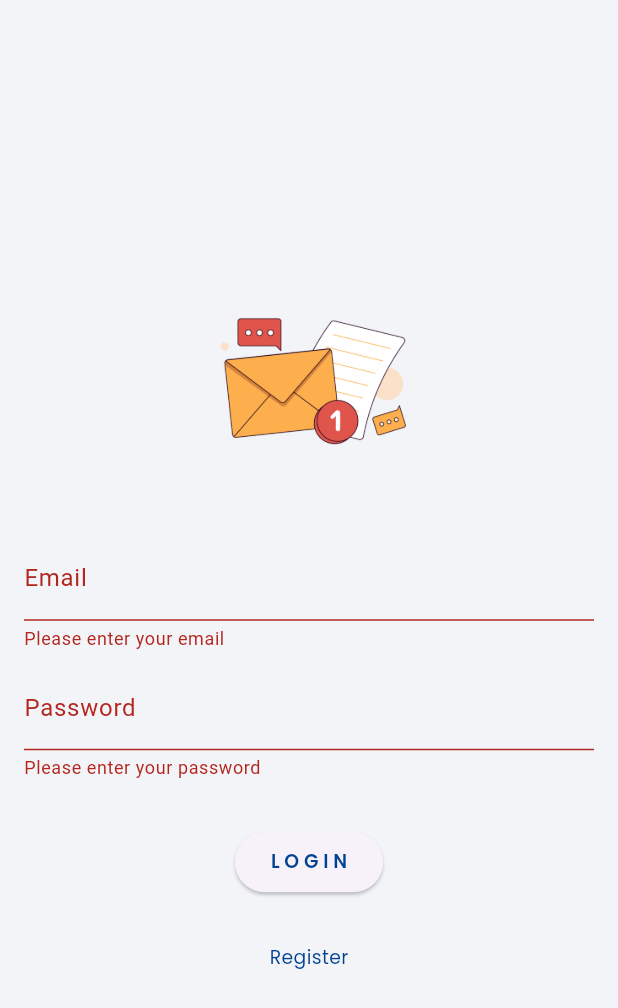
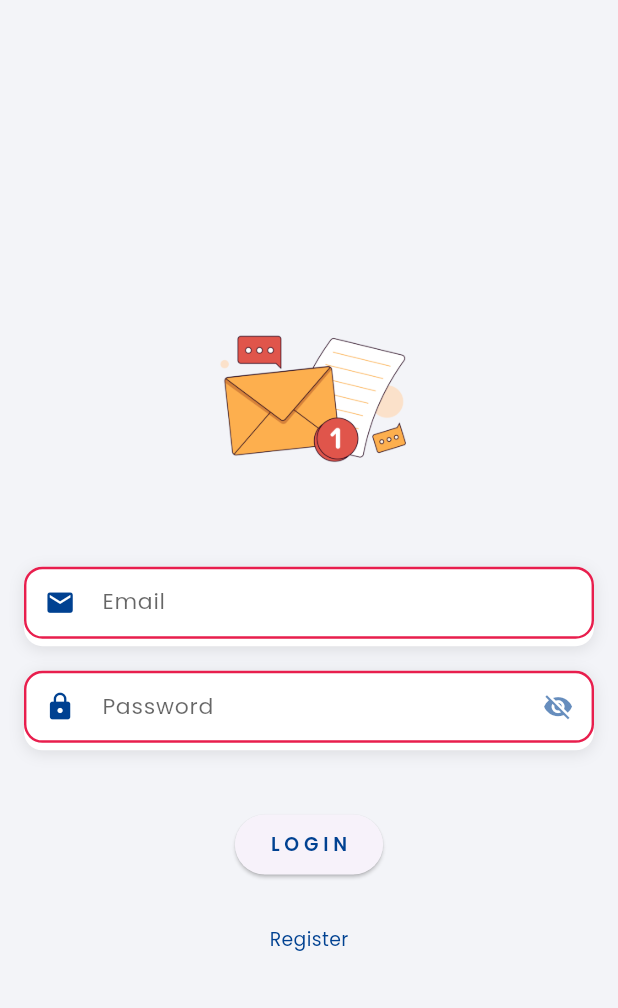
Before and after one commit to Ariful2016/recipe-flutter, a Flutter app: the RegisterScreen screen opened by its route, after a tap on "R E G I S T E R", after a tap on "Login", after a tap on "L O G I N", on a phone screen of 412 x 824 dp. Shown: the top 1008 px of the screen. Run offline on Flutter 3.47's test engine with Material 3 defaults, Android fonts, the phone set to English and light mode, and no system bars; our stand-ins replace cloud_firestore, concentric_transition, firebase_analytics, firebase_auth, firebase_core, firebase_crashlytics and 8 more; accounts and stored records are empty; generated files the repository leaves out were written again.

Commit message:
implement custom text field

```diff
--- a/lib/core/constants/constants.dart
+++ b/lib/core/constants/constants.dart
@@ -32,3 +32,37 @@ String deviceInfo = "";
 String secureId = "";
 
 String url = 'https://www.shakti.org.bd/';
+final emailRegex = RegExp(r'^[^@]+@[^@]+\.[^@]+');
+final passwordRegex = RegExp(
+  r'^(?=.*[A-Z])(?=.*[a-z])(?=.*[0-9])(?=.*[!@#$%^&*(),.?":{}|<>]).{6,}$',
+);
+
+
+//name input text
+final nameLevelText = 'Name';
+final nameHintText = 'Enter your name';
+final nameEmptyText = 'Please enter your name';
+final nameLimitText = 'Please enter your name within 100 characters';
+
+//email input text
+final emailLevelText = 'Email';
+final emailHintText = 'Enter your email';
+final emailEmptyText = 'Please enter your email';
+final emailNotMatchedText = 'Please enter a valid email';
+
+//password input text
+final passwordLevelText = 'Password';
+final passwordHintText = 'Enter your password';
+final passwordEmptyText = 'Please enter your password';
+final passwordNotMatchedText = 'Password must be at least 6 characters, with one uppercase, one lowercase, one digit, and one special character';
+
+//contact input text
+final contactLevelText = 'Contact No';
+final contactHintText = 'Enter your contact No';
+final contactEmptyText = 'Please enter your contact No';
+final contactNotMatchedText = 'Please enter a valid contact No';
+
+//address input text
+final addressLevelText = 'Address';
+final addressHintText = 'Enter your address';
+final addressEmptyText = 'Please enter your address';
--- a/lib/screens/login/login_screen.dart
+++ b/lib/screens/login/login_screen.dart
@@ -5,17 +5,30 @@ import 'package:go_router/go_router.dart';
 import 'package:recipe_flutter/core/app_style.dart';
 import 'package:recipe_flutter/core/constants/constants.dart';
 import 'package:recipe_flutter/viewmodels/auth/login_viewmodel.dart';
+import 'package:recipe_flutter/widgets/edit_text/custom_text_field.dart';
 import 'package:recipe_flutter/widgets/reusable_text.dart';
 
-class LoginScreen extends ConsumerWidget {
-  LoginScreen({super.key});
+class LoginScreen extends ConsumerStatefulWidget {
+  const LoginScreen({super.key});
 
+  @override
+  ConsumerState<LoginScreen> createState() => _LoginScreenState();
+}
+
+class _LoginScreenState extends ConsumerState<LoginScreen> {
   final _formKey = GlobalKey<FormState>();
   final _emailController = TextEditingController();
   final _passwordController = TextEditingController();
 
   @override
-  Widget build(BuildContext context, WidgetRef ref) {
+  void dispose() {
+    _emailController.dispose();
+    _passwordController.dispose();
+    super.dispose();
+  }
+
+  @override
+  Widget build(BuildContext context) {
     final loginState = ref.watch(loginProvider);
 
     ref.listen(loginProvider, (previous, next) {
@@ -51,33 +64,44 @@ class LoginScreen extends ConsumerWidget {
                   width: 150.w,
                   height: 150.w,
                 ),
-                SizedBox(
-                  height: 20.h,
-                ),
+                SizedBox(height: 20.h),
                 Form(
                   key: _formKey,
                   child: Column(
                     children: [
-                        TextFormField(
+                      CustomTextField(
                         controller: _emailController,
-                          decoration: const InputDecoration(labelText: 'Email'),
-                          validator: (value) =>
-                              value!.isEmpty ? 'Please enter your email' : null,
+                        labelText: emailLevelText,
+                        hintText: emailHintText,
+                        icon: Icons.email,
+                        keyboardType: TextInputType.emailAddress,
+                        validator: (value) {
+                          if (value == null || value.isEmpty) {
+                            return emailEmptyText;
+                          }
+                          if (!emailRegex.hasMatch(value)) {
+                            return emailNotMatchedText;
+                          }
+                          return null;
+                        },
                       ),
-                        SizedBox(
-                          height: 10.h,
+                      CustomTextField(
+                        controller: _passwordController,
+                        labelText: passwordLevelText,
+                        hintText: passwordHintText,
+                        icon: Icons.lock,
+                        isPassword: true,
+                        validator: (value) {
+                          if (value == null || value.isEmpty) {
+                            return passwordEmptyText;
+                          }
+                          if (!passwordRegex.hasMatch(value)) {
+                            return passwordNotMatchedText;
+                          }
+                          return null;
+                        },
                       ),
-                        TextFormField(
-                          controller: _passwordController,
-                          decoration:
-                              const InputDecoration(labelText: 'Password'),
-                          validator: (value) => value!.isEmpty
-                              ? 'Please enter your password'
-                              : null,
-                        ),
-                        SizedBox(
-                          height: 30.h,
-                        ),
+                      SizedBox(height: 30.h),
                       if (loginState.isLoading)
                         const CircularProgressIndicator()
                       else
@@ -86,29 +110,31 @@ class LoginScreen extends ConsumerWidget {
                             if (_formKey.currentState!.validate()) {
                               ref.read(loginProvider.notifier).login(
                                 email: _emailController.text,
-                                      password: _passwordController.text);
+                                password: _passwordController.text,
+                              );
                             }
                           },
                           child: ReusableText(
                             text: 'L O G I N',
-                                  style: appStyle(
-                                      12.sp, kPrimary, FontWeight.w600))),
+                            style: appStyle(12.sp, kPrimary, FontWeight.w600),
+                          ),
+                        ),
                       if (loginState.error != null)
                         ReusableText(
                           text: loginState.error.toString(),
-                              style: appStyle(12.sp, kRed, FontWeight.w400)),
-                        SizedBox(
-                          height: 30.h,
+                          style: appStyle(12.sp, kRed, FontWeight.w400),
                         ),
+                      SizedBox(height: 30.h),
                       GestureDetector(
                         onTap: () => context.pushReplacementNamed('register'),
                         child: ReusableText(
                           text: 'Register',
-                              style:
-                                  appStyle(12.sp, kPrimary, FontWeight.w400)),
-                        )
+                          style: appStyle(12.sp, kPrimary, FontWeight.w400),
+                        ),
+                      ),
                     ],
-                    ))
+                  ),
+                ),
               ],
             ),
           ),
@@ -116,4 +142,5 @@ class LoginScreen extends ConsumerWidget {
       ),
     );
   }
+
 }
--- a/lib/screens/register/register_screen.dart
+++ b/lib/screens/register/register_screen.dart
@@ -7,8 +7,18 @@ import 'package:recipe_flutter/core/constants/constants.dart';
 import 'package:recipe_flutter/viewmodels/auth/register_viewmodel.dart';
 import 'package:recipe_flutter/widgets/reusable_text.dart';
 
-class RegisterScreen extends ConsumerWidget {
-  RegisterScreen({super.key});
+import '../../util/validation.dart';
+import '../../widgets/edit_text/custom_text_field.dart';
+
+class RegisterScreen extends ConsumerStatefulWidget {
+  const RegisterScreen({super.key});
+
+  @override
+  ConsumerState<ConsumerStatefulWidget> createState() => _RegisterScreenState();
+}
+
+class _RegisterScreenState extends ConsumerState<RegisterScreen>{
+
 
   final _formKey = GlobalKey<FormState>();
   final _nameController = TextEditingController();
@@ -18,7 +28,17 @@ class RegisterScreen extends ConsumerWidget {
   final _addressController = TextEditingController();
 
   @override
-  Widget build(BuildContext context, WidgetRef ref) {
+  void dispose() {
+    _nameController.dispose();
+    _emailController.dispose();
+    _passwordController.dispose();
+    _contactController.dispose();
+    _addressController.dispose();
+    super.dispose();
+  }
+
+  @override
+  Widget build(BuildContext context) {
     final registerState = ref.watch(registerProvider);
 
     ref.listen(registerProvider, (previous, next){
@@ -59,39 +79,73 @@ class RegisterScreen extends ConsumerWidget {
                     key: _formKey,
                     child: Column(
                       children: [
-                        TextFormField(
-                          controller: _nameController,
-                          decoration: const InputDecoration(labelText: 'Name'),
-                          validator: (value) =>
-                          value!.isEmpty ? 'Please enter your name' : null,
+                      CustomTextField(
+                      controller: _nameController,
+                      labelText: nameLevelText,
+                      hintText: nameHintText,
+                      icon: Icons.person,
+                      validator: (value) {
+                        if (value == null || value.isEmpty) {
+                          return nameEmptyText;
+                        }
+                        if (value.length > 100) {
+                          return nameLevelText;
+                        }
+                        return null;
+                      },
+                    ),
+                        CustomTextField(
+                          controller: _emailController,
+                          labelText: emailLevelText,
+                          hintText: emailHintText,
+                          icon: Icons.email,
+                          keyboardType: TextInputType.emailAddress,
+                          validator: (value) {
+                            if (value == null || value.isEmpty) {
+                              return emailEmptyText;
+                            }
+                            if (!emailRegex.hasMatch(value)) {
+                              return emailNotMatchedText;
+                            }
+                            return null;
+                          },
                         ),
-                        SizedBox(height: 10.h,),
-                        TextFormField(
-                          controller: _emailController,
-                          decoration: const InputDecoration(labelText: 'Email'),
-                          validator: (value) =>
-                          value!.isEmpty ? 'Please enter your email' : null,
+                        CustomTextField(
+                          controller: _passwordController,
+                          labelText: passwordLevelText,
+                          hintText: passwordHintText,
+                          icon: Icons.lock,
+                          isPassword: true,
+                          validator: (value) {
+                            if (value == null || value.isEmpty) {
+                              return passwordEmptyText;
+                            }
+                            if (!passwordRegex.hasMatch(value)) {
+                              return passwordNotMatchedText;
+                            }
+                            return null;
+                          },
                         ),
-                        TextFormField(
-                          controller: _passwordController,
-                          decoration: const InputDecoration(labelText: 'Password'),
-                          validator: (value) =>
-                          value!.isEmpty ? 'Please enter your password' : null,
+                        CustomTextField(
+                          controller: _contactController,
+                          labelText: contactLevelText,
+                          hintText: contactHintText,
+                          icon: Icons.phone,
+                          keyboardType: TextInputType.number,
+                          validator: (value) => validateContactNo(value)
                         ),
-                        SizedBox(height: 10.h,),
-                        SizedBox(height: 10.h,),
-                        TextFormField(
-                          controller: _contactController,
-                          decoration: const InputDecoration(labelText: 'Contact No'),
-                          validator: (value) =>
-                          value!.isEmpty ? 'Please enter your contact No' : null,
-                        ),
-                        SizedBox(height: 10.h,),
-                        TextFormField(
+                        CustomTextField(
                           controller: _addressController,
-                          decoration: const InputDecoration(labelText: 'Address'),
-                          validator: (value) =>
-                          value!.isEmpty ? 'Please enter your address' : null,
+                          labelText: addressLevelText,
+                          hintText: addressHintText,
+                          icon: Icons.location_on,
+                          maxLines: 3,
+                          validator: (value) {
+                            if (value == null || value.isEmpty) {
+                              return addressEmptyText;
+                            }
+                            return null;
+                          },
                         ),
                         SizedBox(height: 30.h,),
                         if(registerState.isLoading)
--- a/lib/screens/splash/splash_screen.dart
+++ b/lib/screens/splash/splash_screen.dart
@@ -6,7 +6,6 @@ import 'package:flutter_riverpod/flutter_riverpod.dart';
 import 'package:flutter_screenutil/flutter_screenutil.dart';
 import 'package:go_router/go_router.dart';
 import 'package:shared_preferences/shared_preferences.dart';
-
 import '../../core/app_style.dart';
 import '../../core/constants/constants.dart';
 import '../../viewmodels/auth/register_viewmodel.dart';
@@ -37,8 +36,7 @@ class _SplashScreenState extends ConsumerState<SplashScreen> {
 
     try {
       _authSubscription = ref.listenManual<AsyncValue<User?>>(
-        authStateProvider,
-        (previous, next) async {
+        authStateProvider, (previous, next) async {
           if (!next.isLoading) {
             final user = next.value;
             try {
--- /dev/null
+++ b/lib/util/validation.dart
@@ -0,0 +1,21 @@
+
+
+import 'package:recipe_flutter/core/constants/constants.dart';
+
+String? validateContactNo(String? value) {
+  if (value == null || value.isEmpty) {
+    return contactHintText;
+  }
+
+  // Check for exactly 11 digits
+  if (!RegExp(r'^\d{11}$').hasMatch(value)) {
+    return contactNotMatchedText;
+  }
+
+  // Check for valid prefixes
+  if (!RegExp(r'^(013|015|016|017|018|019)\d{8}$').hasMatch(value)) {
+    return contactNotMatchedText;
+  }
+
+  return null;
+}
--- /dev/null
+++ b/lib/widgets/edit_text/custom_text_field.dart
@@ -0,0 +1,151 @@
+import 'package:flutter/material.dart';
+import 'package:flutter_screenutil/flutter_screenutil.dart';
+import 'package:recipe_flutter/core/app_style.dart';
+import 'package:recipe_flutter/core/constants/constants.dart';
+
+class CustomTextField extends StatefulWidget {
+  final TextEditingController controller;
+  final String labelText;
+  final IconData icon;
+  final bool isPassword;
+  final String? Function(String?)? validator;
+  final TextInputType keyboardType; // Changed from inputType
+  final bool enabled;
+  final int? maxLines;
+  final String? hintText;
+
+  const CustomTextField({
+    super.key,
+    required this.controller,
+    required this.labelText,
+    required this.icon,
+    this.isPassword = false,
+    this.validator,
+    this.keyboardType = TextInputType.text, // Changed from inputType
+    this.enabled = true,
+    this.maxLines = 1,
+    this.hintText,
+  });
+
+  @override
+  State<CustomTextField> createState() => _CustomTextFieldState();
+}
+
+class _CustomTextFieldState extends State<CustomTextField> {
+  bool _obscureText = true;
+  String? _errorText; // Store error message
+
+  @override
+  void initState() {
+    super.initState();
+    _obscureText = widget.isPassword;
+    // Listen to controller changes to validate in real-time
+    widget.controller.addListener(_validate);
+  }
+
+  @override
+  void dispose() {
+    widget.controller.removeListener(_validate);
+    super.dispose();
+  }
+
+  void _validate() {
+    if (widget.validator != null) {
+      final error = widget.validator!(widget.controller.text);
+      if (error != _errorText) {
+        setState(() {
+          _errorText = error;
+        });
+      }
+    }
+  }
+
+  @override
+  Widget build(BuildContext context) {
+    return Column(
+      crossAxisAlignment: CrossAxisAlignment.start,
+      children: [
+        Container(
+          margin: EdgeInsets.symmetric(vertical: 8.h),
+          decoration: BoxDecoration(
+            color: kWhite,
+            borderRadius: BorderRadius.circular(12.r),
+            boxShadow: [
+              BoxShadow(
+                color: kDark.withValues(alpha: 0.1),
+                blurRadius: 8.r,
+                offset: Offset(0, 2.h),
+              ),
+            ],
+          ),
+          child: TextFormField(
+            controller: widget.controller,
+            obscureText: widget.isPassword ? _obscureText : false,
+            validator: widget.validator,
+            keyboardType: widget.keyboardType, // Changed from inputType
+            enabled: widget.enabled,
+            maxLines: widget.maxLines,
+            style: appStyle(14.sp, kDark, FontWeight.w400),
+            decoration: InputDecoration(
+              labelText: widget.labelText,
+              hintText: widget.hintText,
+              labelStyle: appStyle(14.sp, kDark.withValues(alpha: 0.6), FontWeight.w400),
+              hintStyle: appStyle(14.sp, kDark.withValues(alpha: 0.4), FontWeight.w400),
+              prefixIcon: Icon(
+                widget.icon,
+                color: kPrimary,
+                size: 20.sp,
+              ),
+              suffixIcon: widget.isPassword
+                  ? IconButton(
+                onPressed: () {
+                  setState(() {
+                    _obscureText = !_obscureText;
+                  });
+                },
+                icon: Icon(
+                  _obscureText ? Icons.visibility_off : Icons.visibility,
+                  color: kPrimary.withValues(alpha: 0.6),
+                  size: 20.sp,
+                ),
+              ) : null,
+
+              border: OutlineInputBorder(
+                borderRadius: BorderRadius.circular(12.r),
+                borderSide: BorderSide.none,
+              ),
+              enabledBorder: OutlineInputBorder(
+                borderRadius: BorderRadius.circular(12.r),
+                borderSide: BorderSide.none,
+              ),
+              focusedBorder: OutlineInputBorder(
+                borderRadius: BorderRadius.circular(12.r),
+                borderSide: BorderSide(color: kPrimary, width: 1.5.w),
+              ),
+              errorBorder: OutlineInputBorder(
+                borderRadius: BorderRadius.circular(12.r),
+                borderSide: BorderSide(color: kRed, width: 1.5.w),
+              ),
+              focusedErrorBorder: OutlineInputBorder(
+                borderRadius: BorderRadius.circular(12.r),
+                borderSide: BorderSide(color: kRed, width: 1.5.w),
+              ),
+              contentPadding: EdgeInsets.symmetric(vertical: 12.h, horizontal: 16.w),
+              errorStyle: TextStyle(height: 0, fontSize: 0), // Hide built-in error text
+            ),
+          ),
+        ),
+        if (_errorText != null)
+          Padding(
+            padding: EdgeInsets.only(left: 16.w,right: 16.w, top: 4.h),
+            child: Text(
+              _errorText!,
+              style: appStyle(12.sp, kRed, FontWeight.w400),
+              maxLines: 3, // Allow wrapping for long error messages
+              overflow: TextOverflow.visible, // Ensure full text is visible
+            ),
+          ),
+      ],
+    );
+  }
+}
```
Lines whose indentation alone changed are shown as unchanged.
